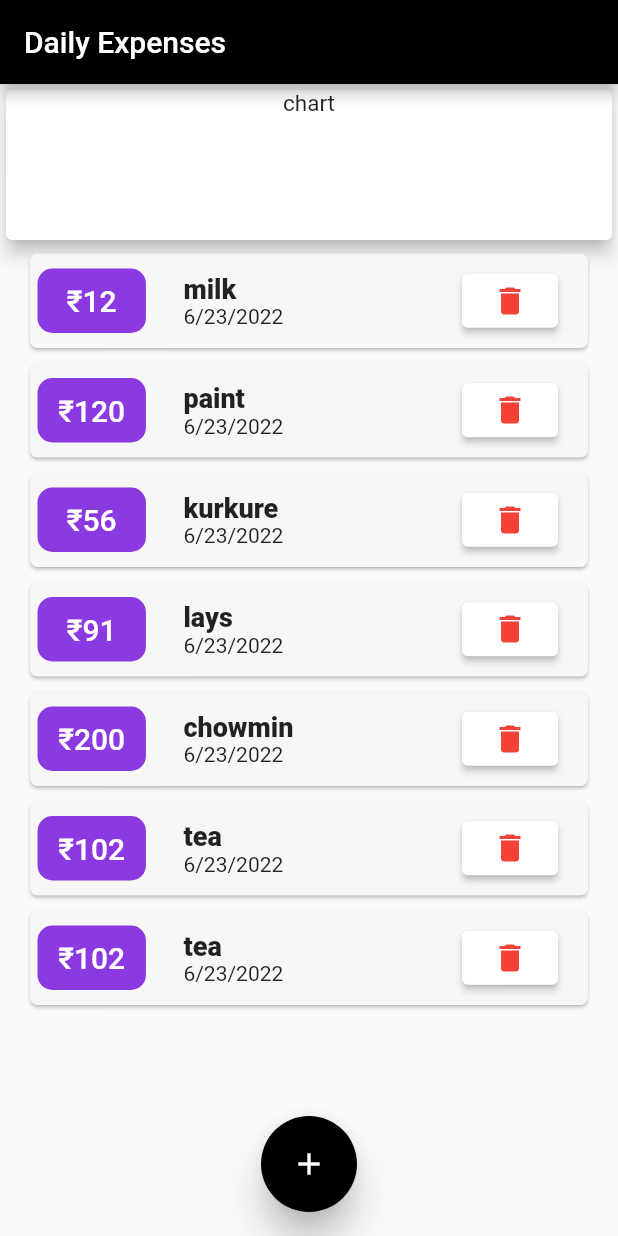
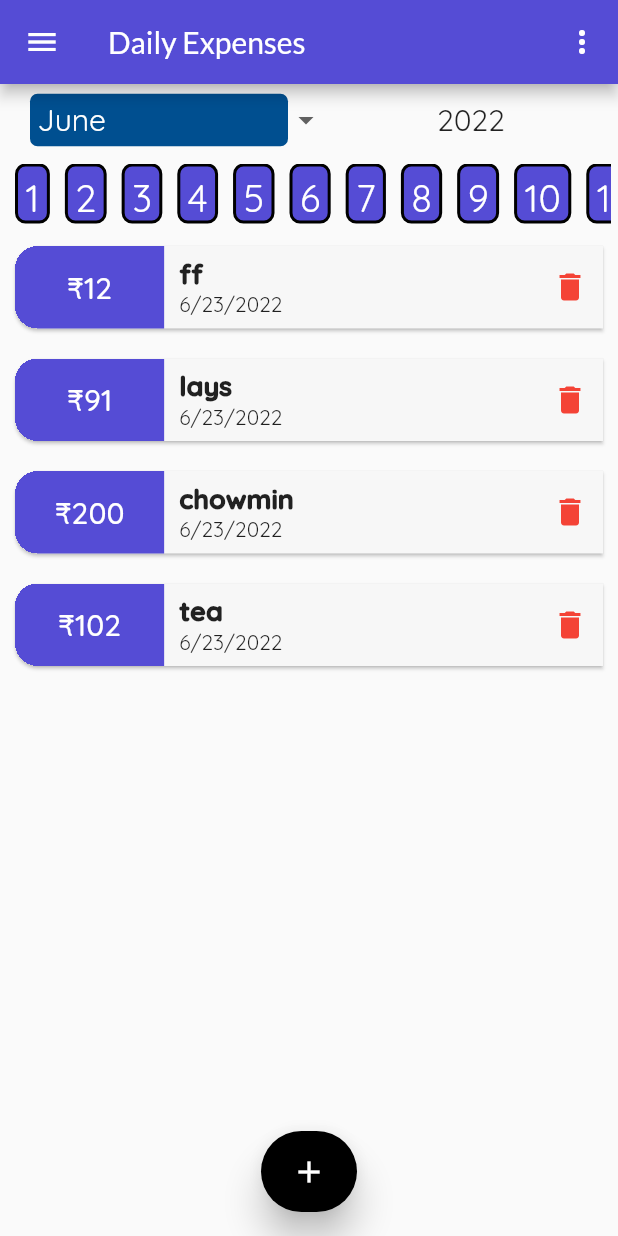
Before and after one commit to Manish4359/personal-expense-app, a Flutter app: the screen it shows after launch, on a phone screen of 412 x 824 dp. Run offline on Flutter 3.47's test engine with Material 2 defaults, Android fonts, the phone set to English and light mode, and no system bars; our stand-ins replace flutter_svg, syncfusion_flutter_charts.

Commit message:
custom calender added

```diff
--- a/lib/main.dart
+++ b/lib/main.dart
@@ -1,9 +1,6 @@
 import 'package:flutter/material.dart';
-import './widgets/userTransactions.dart';
 
-import '../models/transaction.dart';
-import 'widgets/transactionCard.dart';
-import 'widgets/addNewTransaction.dart';
+import './widgets/homePage.dart';
 
 void main() => runApp(MyApp());
 
@@ -14,90 +11,24 @@ class MyApp extends StatelessWidget {
   Widget build(BuildContext context) {
     return MaterialApp(
       title: 'Flutter App',
+      theme: ThemeData(
+        appBarTheme: AppBarTheme(
+            titleTextStyle: TextStyle(fontFamily: 'Lato', fontSize: 20)),
+        fontFamily: 'Quicksand',
+        scrollbarTheme: ScrollbarThemeData(
+          crossAxisMargin: 3,
+          mainAxisMargin: 7,
+          thickness: MaterialStateProperty.all(5),
+          thumbColor:
+              MaterialStateProperty.all(Color.fromARGB(255, 56, 56, 56)),
+        ),
+        colorScheme:
+            ColorScheme.fromSwatch(primarySwatch: Colors.blue).copyWith(
+          primary: Color.fromARGB(255, 85, 76, 213),
+          secondary: Color.fromARGB(255, 21, 21, 21),
+        ),
+      ),
       home: MyHomePage(),
     );
   }
 }
-
-class MyHomePage extends StatefulWidget {
-  MyHomePage({Key? key}) : super(key: key);
-
-  @override
-  State<MyHomePage> createState() => _MyHomePageState();
-}
-
-class _MyHomePageState extends State<MyHomePage> {
-  List<Transaction> _transactions = [
-    Transaction(id: 0, amount: 12, date: DateTime.now(), title: 'milk'),
-    Transaction(id: 1, amount: 120, date: DateTime.now(), title: 'paint'),
-    Transaction(id: 2, amount: 56, date: DateTime.now(), title: 'kurkure'),
-    Transaction(id: 3, amount: 91, date: DateTime.now(), title: 'lays'),
-    Transaction(id: 4, amount: 200, date: DateTime.now(), title: 'chowmin'),
-    Transaction(id: 5, amount: 102, date: DateTime.now(), title: 'tea'),
-    Transaction(id: 5, amount: 102, date: DateTime.now(), title: 'tea')
-  ];
-
-  void _addTransaction(Transaction tr) {
-    setState(() {
-      _transactions.add(tr);
-    });
-  }
-
-  void _removeTransaction(Transaction tr) {
-    setState(() {
-      _transactions.remove(tr);
-    });
-  }
-
-  @override
-  Widget build(BuildContext context) {
-    return Scaffold(
-      //backgroundColor: Color.fromARGB(255, 237, 237, 237),
-      appBar: AppBar(
-        backgroundColor: Colors.black,
-        title: Text('Daily Expenses'),
-      ),
-      body: Column(
-        children: [
-          Card(
-            elevation: 5,
-            child: Container(
-              width: double.infinity,
-              height: 100,
-              child: Text(
-                'chart',
-                textAlign: TextAlign.center,
-                style: TextStyle(fontSize: 15),
-              ),
-            ),
-          ),
-          UserTransactions(
-            list: this._transactions,
-            removeTransaction: this._removeTransaction,
-          ),
-        ],
-      ),
-      floatingActionButton: ElevatedButton(
-        style: ButtonStyle(
-          backgroundColor: MaterialStateProperty.all(Colors.black),
-          padding: MaterialStateProperty.all(EdgeInsets.all(20)),
-          shape: MaterialStateProperty.all(
-            RoundedRectangleBorder(borderRadius: BorderRadius.circular(50)),
-          ),
-          elevation: MaterialStateProperty.all(10),
-        ),
-        child: Icon(Icons.add),
-        onPressed: () {
-          Navigator.push(
-            context,
-            MaterialPageRoute(
-              builder: (context) => AddNewTransaction(
-                  this._addTransaction, this._transactions.length),
-            ),
-          );
-        },
-      ),
-      floatingActionButtonLocation: FloatingActionButtonLocation.centerFloat,
-    );
-  }
-}
--- a/lib/widgets/addNewTransaction.dart
+++ b/lib/widgets/addNewTransaction.dart
@@ -17,11 +17,13 @@ class AddNewTransaction extends StatelessWidget {
   Widget build(BuildContext context) {
     return Scaffold(
       appBar: AppBar(
-        backgroundColor: Colors.black,
+          //backgroundColor: Colors.black,
           ),
       body: Container(
-        margin: EdgeInsets.all(10),
-        padding: EdgeInsets.all(10),
+        margin: EdgeInsets.all(5),
+        padding: EdgeInsets.all(5),
+        height: double.infinity,
+        child: SingleChildScrollView(
           child: Column(
             //mainAxisAlignment: MainAxisAlignment.start,
             crossAxisAlignment: CrossAxisAlignment.start,
@@ -40,7 +42,8 @@ class AddNewTransaction extends StatelessWidget {
                     color: Color.fromARGB(255, 136, 136, 136),
                   ),
                   hintText: 'Add an amount',
-                hintStyle: TextStyle(fontSize: 25, fontWeight: FontWeight.w500),
+                  hintStyle:
+                      TextStyle(fontSize: 25, fontWeight: FontWeight.w500),
                   prefixIcon: Container(
                     margin: EdgeInsets.all(5),
                     decoration: BoxDecoration(
@@ -96,8 +99,8 @@ class AddNewTransaction extends StatelessWidget {
                     Navigator.pop(context);
                   },
                   style: ButtonStyle(
-                  backgroundColor:
-                      MaterialStateProperty.all<Color>(Colors.black),
+                    backgroundColor: MaterialStateProperty.all<Color>(
+                        Theme.of(context).colorScheme.secondary),
                     padding: MaterialStateProperty.all<EdgeInsetsGeometry>(
                         EdgeInsets.all(20)),
                     shape: MaterialStateProperty.all<RoundedRectangleBorder>(
@@ -111,6 +114,7 @@ class AddNewTransaction extends StatelessWidget {
             ],
           ),
         ),
+      ),
     );
   }
 }
--- /dev/null
+++ b/lib/widgets/calenderTimeline.dart
@@ -0,0 +1,154 @@
+import 'package:flutter/material.dart';
+import 'package:intl/intl.dart';
+
+class CalenderTimeline extends StatefulWidget {
+  Function selectdate;
+  CalenderTimeline({Key? key, required this.selectdate}) : super(key: key);
+
+  @override
+  State<CalenderTimeline> createState() => _CalenderTimelineState();
+}
+
+Container fk(int count, BuildContext context, int day, int month, int year,
+    Function selectdate, Function selectday) {
+  return Container(
+    width: double.infinity,
+    height: 50,
+    padding: EdgeInsets.all(5),
+    child: ListView.builder(
+      scrollDirection: Axis.horizontal,
+      itemBuilder: (BuildContext, int) => Container(
+        //width: 50,
+        margin: EdgeInsets.symmetric(horizontal: 5),
+        padding: EdgeInsets.all(5),
+        decoration: BoxDecoration(
+            color: Theme.of(context).colorScheme.primary,
+            border: Border.all(width: 2),
+            borderRadius: BorderRadius.circular(7)),
+        child: GestureDetector(
+          child: Text(
+            '${int + 1}',
+            style: TextStyle(fontSize: 25, color: Colors.white),
+          ),
+          onTap: () {
+            selectday(int + 1);
+            selectdate('${month + 1}/${int + 1}/$year');
+          },
+        ),
+      ),
+      itemCount: count,
+    ),
+  );
+}
+
+class _CalenderTimelineState extends State<CalenderTimeline> {
+  int selectedMonthId = int.parse(DateFormat.M().format(DateTime.now())) - 1;
+  int selectedDay = int.parse(DateFormat.d().format(DateTime.now()));
+  int selectedYear = 2022;
+  List<int> dates = [31, 28, 31, 30, 31, 30, 31, 31, 30, 31, 30, 31];
+  late int selectedMonthDays;
+  List<String> months = [
+    'January',
+    'February',
+    'March',
+    'April',
+    'May',
+    'June',
+    'July',
+    'August',
+    'September',
+    'October',
+    'November',
+    'December'
+  ];
+
+  initState() {
+    selectedMonthDays = dates.elementAt(selectedMonthId - 1);
+    // widget.selectdate('${selectedMonthId + 1}/${selectedDay}/$selectedYear');
+  }
+
+  void selectday(int day) {
+    setState(() {
+      selectedDay = day;
+    });
+  }
+
+  @override
+  Widget build(BuildContext context) {
+    return Column(
+      children: [
+        Row(
+          children: [
+            SizedBox(
+              width: 20,
+            ),
+            Expanded(
+              child: DropdownButtonFormField(
+                isExpanded: true,
+                isDense: false,
+                value: months[selectedMonthId],
+                borderRadius: BorderRadius.circular(5),
+                decoration: InputDecoration(
+                  contentPadding: EdgeInsets.all(0),
+                  border: UnderlineInputBorder(
+                    borderSide: BorderSide.none,
+                  ),
+                ),
+                items: months
+                    .map<DropdownMenuItem<String>>(
+                      (month) => DropdownMenuItem<String>(
+                        alignment: Alignment.center,
+                        value: month,
+                        child: Container(
+                          //height: 40,
+                          width: double.infinity,
+                          decoration: BoxDecoration(
+                            color: Color.fromARGB(255, 0, 79, 144),
+                            borderRadius: BorderRadius.circular(5),
+                          ),
+                          //margin: EdgeInsets.all(5),
+                          padding: EdgeInsets.all(5),
+                          child: Text(
+                            month,
+                            style: TextStyle(
+                              color: Colors.white,
+                              fontSize: 20,
+                              fontWeight: FontWeight.w400,
+                            ),
+                          ),
+                        ),
+                      ),
+                    )
+                    .toList(),
+                onChanged: (newValue) {
+                  for (int i = 0; i < months.length; i++) {
+                    if (months[i] == newValue.toString()) {
+                      setState(() {
+                        selectedMonthId = i;
+                        selectedMonthDays = dates[i];
+                      });
+                      break;
+                    }
+                  }
+                },
+              ),
+            ),
+            Expanded(
+                child: Container(
+              child: Text(
+                '$selectedYear',
+                style: TextStyle(
+                  fontSize: 20,
+                ),
+                textAlign: TextAlign.center,
+              ),
+              padding: EdgeInsets.all(10),
+            ))
+          ],
+        ),
+        fk(selectedMonthDays, context, selectedDay, selectedMonthId,
+            selectedYear, widget.selectdate, this.selectday),
+      ],
+    );
+  }
+}
--- /dev/null
+++ b/lib/widgets/homePage.dart
@@ -0,0 +1,171 @@
+import 'package:flutter/material.dart';
+import 'package:flutter_svg/flutter_svg.dart';
+import 'package:intl/date_time_patterns.dart';
+import 'package:intl/intl.dart';
+
+import './transactionChart.dart';
+import './calenderTimeline.dart';
+import './userTransactions.dart';
+
+import '../models/transaction.dart';
+import './transactionCard.dart';
+import './addNewTransaction.dart';
+
+class MyHomePage extends StatefulWidget {
+  MyHomePage({Key? key}) : super(key: key);
+
+  @override
+  State<MyHomePage> createState() => _MyHomePageState();
+}
+
+class _MyHomePageState extends State<MyHomePage> {
+  String selectedDate = '6/2/2022';
+
+  void selectDate(String newDate) {
+    setState(() {
+      this.selectedDate = newDate;
+    });
+  }
+
+  Map<String, List<Transaction>> transactions = {
+    '6/23/2022': [
+      Transaction(id: 0, amount: 12, date: DateTime.now(), title: 'milk')
+    ],
+    '6/25/2022': [
+      Transaction(id: 0, amount: 12, date: DateTime.now(), title: 'dd')
+    ],
+    '6/2/2022': [
+      Transaction(id: 0, amount: 12, date: DateTime.now(), title: 'ff'),
+      Transaction(id: 3, amount: 91, date: DateTime.now(), title: 'lays'),
+      Transaction(id: 4, amount: 200, date: DateTime.now(), title: 'chowmin'),
+      Transaction(id: 5, amount: 102, date: DateTime.now(), title: 'tea'),
+    ],
+    '6/18/2022': [
+      Transaction(id: 0, amount: 12, date: DateTime.now(), title: 'fvv')
+    ],
+    '6/24/2022': [
+      Transaction(id: 0, amount: 12, date: DateTime.now(), title: 'fvf'),
+      Transaction(id: 2, amount: 56, date: DateTime.now(), title: 'kurkure'),
+      Transaction(id: 3, amount: 91, date: DateTime.now(), title: 'lays'),
+    ],
+  };
+
+  List<Transaction> _transactions = [
+    Transaction(id: 0, amount: 12, date: DateTime.now(), title: 'milk'),
+    Transaction(id: 1, amount: 120, date: DateTime.now(), title: 'paint'),
+    Transaction(id: 2, amount: 56, date: DateTime.now(), title: 'kurkure'),
+    Transaction(id: 3, amount: 91, date: DateTime.now(), title: 'lays'),
+    Transaction(id: 4, amount: 200, date: DateTime.now(), title: 'chowmin'),
+    Transaction(id: 5, amount: 102, date: DateTime.now(), title: 'tea'),
+  ];
+
+  void _addTransaction(Transaction tr) {
+    setState(() {
+      _transactions.insert(0, tr);
+    });
+  }
+
+  void _removeTransaction(Transaction tr) {
+    setState(() {
+      _transactions.remove(tr);
+    });
+  }
+
+  @override
+  Widget build(BuildContext context) {
+    return Scaffold(
+      drawer: Drawer(
+        child: SafeArea(
+          child: Column(
+            children: [
+              SizedBox(
+                height: 20,
+              ),
+              GestureDetector(
+                child: Text(
+                  'Chart',
+                  style: TextStyle(fontSize: 25),
+                ),
+                onTap: () {
+                  Navigator.push(
+                      context,
+                      MaterialPageRoute(
+                          builder: (context) => Chart(this._transactions)));
+                },
+              )
+            ],
+          ),
+        ),
+      ),
+      //backgroundColor: Color.fromARGB(255, 237, 237, 237),
+      appBar: AppBar(
+        //backgroundColor: Colors.black,
+        title: Text(
+          'Daily Expenses',
+          style: TextStyle(),
+        ),
+        actions: [
+          PopupMenuButton(
+            itemBuilder: (context) => [
+              const PopupMenuItem<String>(
+                value: 'it1',
+                child: Text('Item 1'),
+              ),
+              const PopupMenuItem<String>(
+                value: 'it1',
+                child: Text('Item 2'),
+              ),
+              const PopupMenuItem<String>(
+                value: 'it1',
+                child: Text('Item 3'),
+              ),
+              const PopupMenuItem<String>(
+                value: 'it1',
+                child: Text('Item 4'),
+              ),
+            ],
+          )
+        ],
+      ),
+
+      body: Column(
+        children: [
+          CalenderTimeline(selectdate: this.selectDate),
+          this.transactions.containsKey(this.selectedDate)
+              ? UserTransactions(
+                  //list: this._transactions,
+                  list: this.transactions[this.selectedDate] ?? [],
+                  removeTransaction: this._removeTransaction,
+                )
+              : Container(
+                  height: 120.0, width: 120.0, child: Text('NO RECORDS!!')),
+        ],
+      ),
+      floatingActionButton: ElevatedButton(
+        style: ButtonStyle(
+          backgroundColor: MaterialStateProperty.all(Colors.black),
+          padding: MaterialStateProperty.all(EdgeInsets.all(15)),
+          shape: MaterialStateProperty.all(
+            RoundedRectangleBorder(borderRadius: BorderRadius.circular(50)),
+          ),
+          elevation: MaterialStateProperty.all(10),
+        ),
+        child: Icon(Icons.add),
+        onPressed: () {
+          print(DateFormat.yMd().format(DateTime.now()));
+
+          /*
+          Navigator.push(
+            context,
+            MaterialPageRoute(
+              builder: (context) => AddNewTransaction(
+                  this._addTransaction, this._transactions.length),
+            ),
+          );
+          */
+        },
+      ),
+      floatingActionButtonLocation: FloatingActionButtonLocation.centerFloat,
+    );
+  }
+}
--- a/lib/widgets/transactionCard.dart
+++ b/lib/widgets/transactionCard.dart
@@ -12,20 +12,27 @@ class TransactionCard extends StatelessWidget {
   @override
   Widget build(BuildContext context) {
     return Card(
+      clipBehavior: Clip.hardEdge,
       color: Color.fromARGB(255, 247, 247, 247),
-      margin: EdgeInsets.symmetric(horizontal: 20, vertical: 5),
-      shape: RoundedRectangleBorder(borderRadius: BorderRadius.circular(5)),
+      margin: EdgeInsets.symmetric(horizontal: 10, vertical: 10),
+      shape: RoundedRectangleBorder(
+        borderRadius: BorderRadius.only(
+          topLeft: Radius.circular(15),
+          bottomLeft: Radius.circular(15),
+        ),
+      ),
       child: Row(
         //mainAxisAlignment: MainAxisAlignment.spaceEvenly,
         children: [
           Expanded(
             flex: 2,
             child: Container(
-              margin: EdgeInsets.symmetric(horizontal: 5, vertical: 10),
-              padding: EdgeInsets.symmetric(horizontal: 5, vertical: 10),
+              //margin: EdgeInsets.symmetric(horizontal: 5, vertical: 10),
+              padding: EdgeInsets.symmetric(horizontal: 5, vertical: 15),
+              //height: double,
               decoration: BoxDecoration(
-                color: Color.fromARGB(255, 139, 58, 226),
-                borderRadius: BorderRadius.circular(10),
+                color: Theme.of(context).colorScheme.primary,
+                //borderRadius: BorderRadius.circular(10),
               ),
               child: Text(
                 '₹${transactionData.amount}',
@@ -40,7 +47,7 @@ class TransactionCard extends StatelessWidget {
           Expanded(
             flex: 5,
             child: Container(
-              margin: EdgeInsets.only(left: 20),
+              margin: EdgeInsets.symmetric(horizontal: 10),
               child: Column(
                 crossAxisAlignment: CrossAxisAlignment.start,
                 children: [
@@ -56,20 +63,18 @@ class TransactionCard extends StatelessWidget {
               ),
             ),
           ),
-          Container(
-            child: ElevatedButton(
+          GestureDetector(
+            child: Container(
+              padding: EdgeInsets.all(10),
               child: Icon(
                 Icons.delete,
                 color: Colors.red,
               ),
-              onPressed: () {
-                print(transactionData.id);
-                removeTr(transactionData);
-              },
-              style: ButtonStyle(
-                  backgroundColor: MaterialStateProperty.all(Colors.white)),
             ),
-            margin: EdgeInsets.only(right: 20),
+            onTap: () {
+              print(transactionData);
+              removeTr(transactionData);
+            },
           )
         ],
       ),
--- a/lib/widgets/transactionChart.dart
+++ b/lib/widgets/transactionChart.dart
@@ -0,0 +1,29 @@
+import 'package:flutter/material.dart';
+
+import 'package:syncfusion_flutter_charts/charts.dart';
+import 'package:syncfusion_flutter_charts/sparkcharts.dart';
+
+import 'package:personal_expenses_app/models/transaction.dart';
+
+class Chart extends StatelessWidget {
+  final List<Transaction> list;
+  Chart(this.list);
+
+  @override
+  Widget build(BuildContext context) {
+    return Scaffold(
+      appBar: AppBar(),
+      body: Center(
+        child: Container(
+          child: SfCircularChart(
+            series: [
+              PieSeries(
+                dataSource: [1, 2, 3, 4],
+              )
+            ],
+          ),
+        ),
+      ),
+    );
+  }
+}
--- a/lib/widgets/userTransactions.dart
+++ b/lib/widgets/userTransactions.dart
@@ -20,15 +20,17 @@ class _UserTransactionsState extends State<UserTransactions> {
   @override
   Widget build(BuildContext context) {
     return Expanded(
-      child: SingleChildScrollView(
-        physics: ScrollPhysics(),
-        child: Column(
-          children: [
-            ...widget.list.map((tr) => TransactionCard(
-                  transactionData: tr,
-                  removeTr: widget.removeTransaction,
-                )),
-          ],
+      //flex: 5,
+      //height: 250,
+
+      child: Scrollbar(
+        radius: Radius.circular(20),
+        child: ListView.builder(
+          itemCount: widget.list.length,
+          itemBuilder: (context, id) => TransactionCard(
+            transactionData: widget.list[id],
+            removeTr: widget.removeTransaction,
+          ),
         ),
       ),
     );
```
Also changed, not shown: pubspec.yaml (+21 -6 lines), assets/fonts/KdamThmorPro-Regular.ttf (added), assets/fonts/Lato-Regular.ttf (added), assets/fonts/MyFlutterApp.ttf (renamed from fonts/MyFlutterApp.ttf), assets/fonts/OpenSans-VariableFont_wdth,wght.ttf (added), assets/fonts/Quicksand-VariableFont_wght.ttf (added), assets/images/no-records.svg (added), assets/images/rr.png (added), pubspec.lock. Lines whose indentation alone changed are shown as unchanged.
